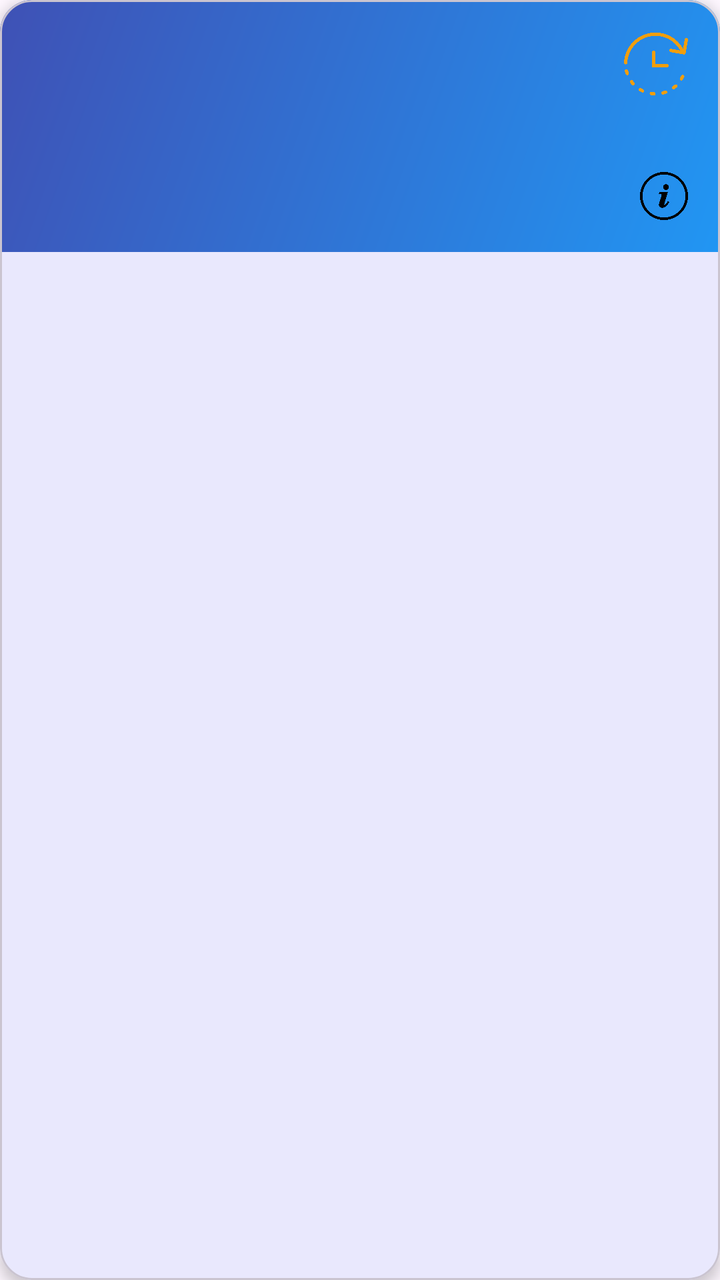
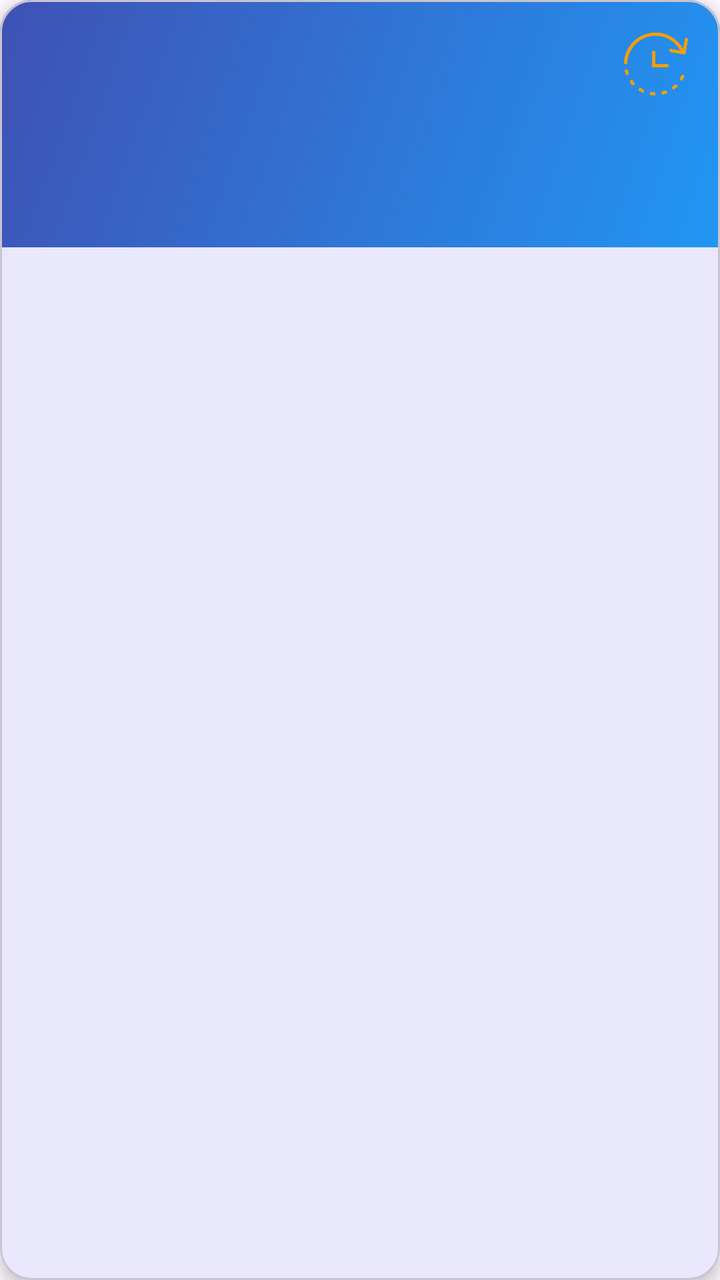

The first picture is an Android layout as it rendered before a commit; the second is the same layout after the commit. The layout source and the unified diff follow.
<!-- AndroidManifest.xml: application theme Theme.CollegeFixIt -->
<!-- res/layout/activity_item_guard_complaint.xml -->
<?xml version="1.0" encoding="utf-8"?>
<layout xmlns:android="http://schemas.android.com/apk/res/android"
    xmlns:app="http://schemas.android.com/apk/res-auto">

    <data>
        <variable
            name="complaint"
            type="com.example.collegefixit.model.Complaint" />
    </data>

    <com.google.android.material.card.MaterialCardView
        android:layout_width="match_parent"
        android:layout_height="wrap_content"
        android:layout_margin="8dp"
        app:cardCornerRadius="16dp"
        app:cardElevation="4dp">

        <androidx.constraintlayout.widget.ConstraintLayout
            android:layout_width="match_parent"
            android:layout_height="wrap_content"
            android:background="@drawable/complaint_background"
            android:padding="16dp">

            
            <TextView
                android:id="@+id/titleTextView"
                android:layout_width="0dp"
                android:layout_height="wrap_content"
                android:text="@{complaint.title}"
                android:textAppearance="?attr/textAppearanceHeadline6"
                android:textColor="@color/white"
                android:textStyle="bold"
                app:layout_constraintTop_toTopOf="parent"
                app:layout_constraintStart_toStartOf="parent"
                app:layout_constraintEnd_toStartOf="@id/statusIcon"/>


            
            <ImageView
                android:id="@+id/statusIcon"
                android:layout_width="32dp"
                android:layout_height="32dp"
                android:clickable="true"
                android:src="@drawable/pending"
                android:visibility="visible"
                app:layout_constraintEnd_toEndOf="parent"
                app:layout_constraintTop_toTopOf="parent" />

            
            <TextView
                android:id="@+id/descriptionTextView"
                android:layout_width="0dp"
                android:layout_height="wrap_content"
                android:text="@{complaint.description}"
                android:textAppearance="?attr/textAppearanceBody2"
                android:textColor="@color/white"
                android:maxLines="2"
                android:ellipsize="end"
                android:layout_marginTop="8dp"
                app:layout_constraintTop_toBottomOf="@id/titleTextView"
                app:layout_constraintStart_toStartOf="parent"
                app:layout_constraintEnd_toEndOf="parent"/>

            
            <TextView
                android:id="@+id/upvoteCount"
                android:layout_width="wrap_content"
                android:layout_height="wrap_content"
                android:text="@{String.valueOf(complaint.upvotes)}"
                android:textAppearance="?attr/textAppearanceBody1"
                android:textColor="@color/white"
                android:layout_marginTop="16dp"
                app:layout_constraintTop_toBottomOf="@id/descriptionTextView"
                app:layout_constraintStart_toStartOf="parent"
                app:layout_constraintBottom_toBottomOf="parent"/>

            
            <ImageView
                android:id="@+id/moreDetailsIcon"
                android:layout_width="24dp"
                android:layout_height="24dp"
                android:src="@drawable/details"
                android:clickable="true"
                app:layout_constraintTop_toTopOf="@id/upvoteCount"
                app:layout_constraintEnd_toEndOf="parent"
                app:layout_constraintBottom_toBottomOf="@id/upvoteCount"/>

        </androidx.constraintlayout.widget.ConstraintLayout>
    </com.google.android.material.card.MaterialCardView>
</layout>
<!-- resources referenced by this layout -->
<resources>
  <color name="white">#FFF</color>
  <!-- drawable complaint_background (drawable) -->
  <shape xmlns:android="http://schemas.android.com/apk/res/android">
      <gradient
          android:startColor="#2196F3"
          android:endColor="#3F51B5"
          android:angle="135" />
  </shape>
  <!-- drawable details: png bitmap (drawable, 11104 bytes) -->
  <!-- drawable pending: png bitmap (drawable, 123258 bytes) -->
  <style name="Theme.CollegeFixIt" parent="Base.Theme.CollegeFixIt">
          
          <item name="windowActionBar">false</item>
          <item name="windowNoTitle">true</item>
      </style>
  <style name="Base.Theme.CollegeFixIt" parent="Theme.Material3.DayNight.NoActionBar">
          
          <item name="colorPrimary">@color/colorPrimary</item>
          <item name="colorPrimaryDark">@color/colorPrimaryDark</item>
          <item name="colorAccent">@color/colorAccent</item>
          
      </style>
  <color name="colorPrimary">#1F5BF3</color>
  <color name="colorPrimaryDark">#0947E8</color>
  <color name="colorAccent">#00A5FF</color>
</resources>

<!-- the commit's change to res/layout/activity_item_guard_complaint.xml (unified diff, before → after) -->
@@ -9,6 +9,7 @@
     </data>
 
     <com.google.android.material.card.MaterialCardView
+        android:id="@+id/complaintCard"
         android:layout_width="match_parent"
         android:layout_height="wrap_content"
         android:layout_margin="8dp"
@@ -74,16 +75,6 @@
                 app:layout_constraintStart_toStartOf="parent"
                 app:layout_constraintBottom_toBottomOf="parent"/>
 
-            
-            <ImageView
-                android:id="@+id/moreDetailsIcon"
-                android:layout_width="24dp"
-                android:layout_height="24dp"
-                android:src="@drawable/details"
-                android:clickable="true"
-                app:layout_constraintTop_toTopOf="@id/upvoteCount"
-                app:layout_constraintEnd_toEndOf="parent"
-                app:layout_constraintBottom_toBottomOf="@id/upvoteCount"/>
 
         </androidx.constraintlayout.widget.ConstraintLayout>
     </com.google.android.material.card.MaterialCardView>
<!-- resource entries referenced after the edit -->
@@ -8,7 +8,6 @@
           android:endColor="#3F51B5"
           android:angle="135" />
   </shape>
-  <!-- drawable details: png bitmap (drawable, 11104 bytes) -->
   <!-- drawable pending: png bitmap (drawable, 123258 bytes) -->
   <style name="Theme.CollegeFixIt" parent="Base.Theme.CollegeFixIt">
           
